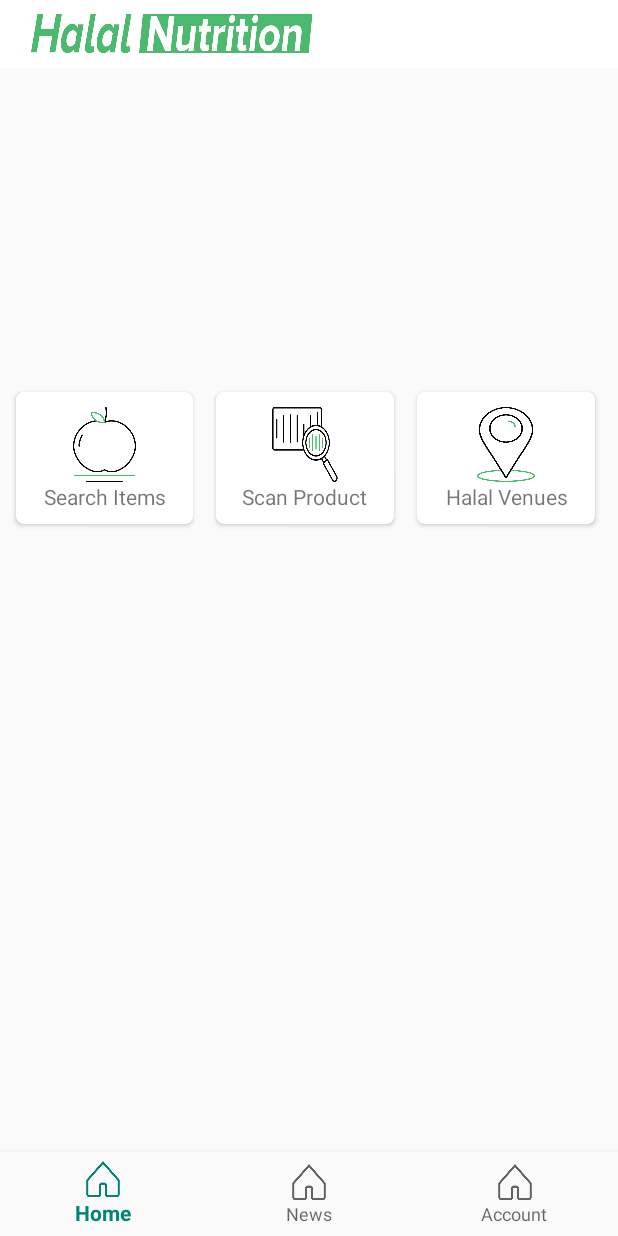
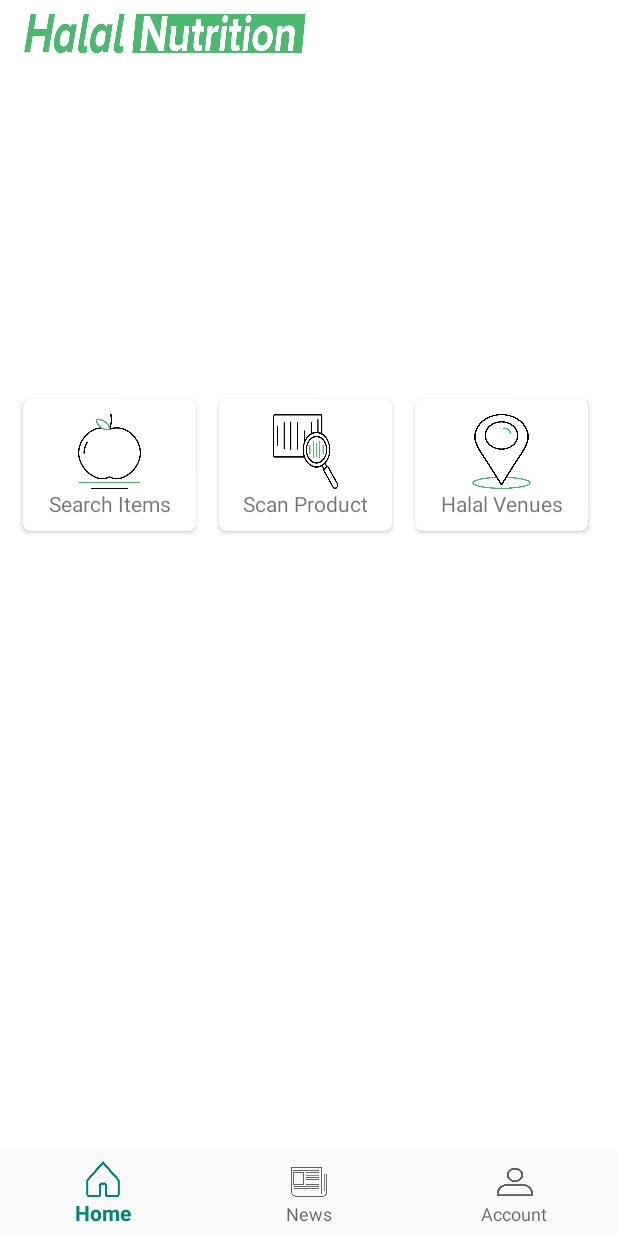
Before and after one commit to farizmpr/skripsi_purnomo, an Android app: the layout activity_main.xml on its own in the app's theme, with its tools: preview values and no code run, on a phone screen of 412 x 824 dp. Run offline under Robolectric (Android 15) with nearby library versions, the phone set to English and light mode, and no system bars.

Commit message:
sudah rapih

```diff
--- a/file fix/HorizontalList/app/src/main/java/com/example/msi/horizontallist/MainActivity.java
+++ b/file fix/HorizontalList/app/src/main/java/com/example/msi/horizontallist/MainActivity.java
@@ -25,6 +25,7 @@ public class MainActivity extends AppCompatActivity {
         getSupportActionBar().hide();
 
 
+
         mList1 = findViewById(R.id.list1);
         appList = new ArrayList<>();
 
--- a/file fix/HorizontalList/app/src/main/res/layout/activity_main.xml
+++ b/file fix/HorizontalList/app/src/main/res/layout/activity_main.xml
@@ -6,27 +6,32 @@
     android:layout_height="match_parent"
     tools:context=".MainActivity"
     android:orientation="vertical"
+    android:background="@color/white"
     >
     <android.support.v7.widget.Toolbar
         android:layout_width="match_parent"
         android:layout_height="45dp"
-        android:background="#ffffff">
+        android:background="#ffffff"
+        >
         <ImageView
             android:layout_width="200dp"
             android:layout_height="40dp"
-            android:src="@drawable/mas_logo"/>
+            android:src="@drawable/mas_logo"
+            android:scaleType="fitStart"
+            />
 
     </android.support.v7.widget.Toolbar>
     <android.support.v7.widget.RecyclerView
         android:id="@+id/list1"
         android:layout_width="match_parent"
         android:layout_height="wrap_content"
-        android:layout_marginTop="42dp"/>
+        android:layout_marginTop="50dp"
+        android:paddingLeft="5dp"/>
     <LinearLayout
         android:layout_width="match_parent"
         android:layout_height="600dp"
         android:gravity="center"
-        android:layout_margin="5dp"
+        android:layout_margin="10dp"
         android:layout_marginTop="5dp"
         android:orientation="horizontal">
 
@@ -129,8 +134,4 @@
         android:layout_alignParentBottom="true"
         app:menu="@menu/bottom_navigation"
         android:background="?android:attr/windowBackground"/>
-
-
-
-
 </RelativeLayout>
--- a/file fix/HorizontalList/app/src/main/res/layout/layout_list_item.xml
+++ b/file fix/HorizontalList/app/src/main/res/layout/layout_list_item.xml
@@ -11,7 +11,8 @@
     <android.support.v7.widget.CardView
         android:layout_width="wrap_content"
         android:layout_height="200dp"
-        app:cardCornerRadius="20dp">
+        app:cardCornerRadius="20dp"
+        >
     <ImageView
         android:id="@+id/image"
         android:layout_width="match_parent"
--- a/file fix/HorizontalList/app/src/main/res/menu/bottom_navigation.xml
+++ b/file fix/HorizontalList/app/src/main/res/menu/bottom_navigation.xml
@@ -7,12 +7,12 @@
         />
     <item
         android:id="@+id/nav_news"
-        android:icon="@drawable/home_home_awal_2"
+        android:icon="@drawable/menu_news_new"
         android:title="News"
         />
     <item
         android:id="@+id/nav_account"
-        android:icon="@drawable/home_home_awal_2"
+        android:icon="@drawable/login_home"
         android:title="Account"
         />
 </menu>
--- a/file fix/HorizontalList/app/src/main/res/values/colors.xml
+++ b/file fix/HorizontalList/app/src/main/res/values/colors.xml
@@ -3,4 +3,5 @@
     <color name="colorPrimary">#008577</color>
     <color name="colorPrimaryDark">#00574B</color>
     <color name="colorAccent">#D81B60</color>
+    <color name="white">#FFFFFF</color>
 </resources>
```
Also changed, not shown: file fix/HorizontalList/app/src/main/res/drawable/menu_news_new.png (added).
